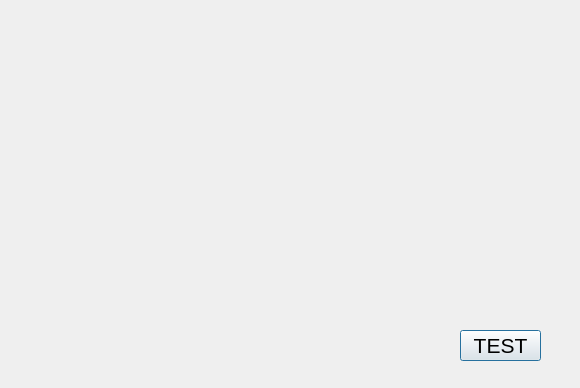
Before: the Qt Designer form bank-automat/gui/accountview.ui in 25kmo-project/group_11, drawn with Qt 5.
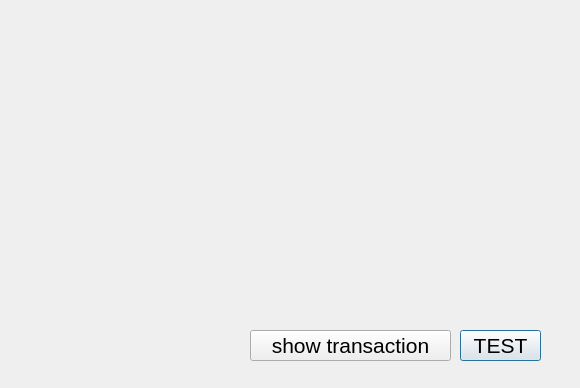
After: the same form once the commit is applied.

Patch:
```diff
--- a/bank-automat/gui/accountview.ui
+++ b/bank-automat/gui/accountview.ui
@@ -31,6 +31,24 @@
     <string>TEST</string>
    </property>
   </widget>
+  <widget class="QPushButton" name="btnShowTransactions">
+   <property name="geometry">
+    <rect>
+     <x>250</x>
+     <y>330</y>
+     <width>201</width>
+     <height>31</height>
+    </rect>
+   </property>
+   <property name="font">
+    <font>
+     <pointsize>16</pointsize>
+    </font>
+   </property>
+   <property name="text">
+    <string>show transaction</string>
+   </property>
+  </widget>
  </widget>
  <resources/>
  <connections/>
```
